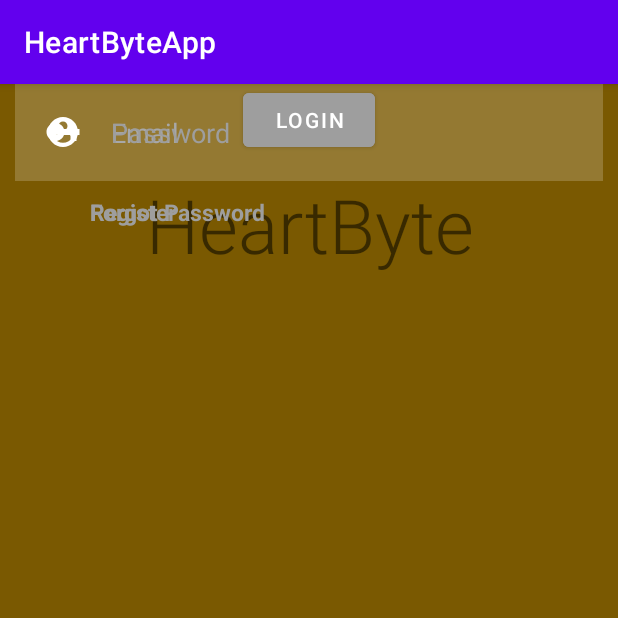
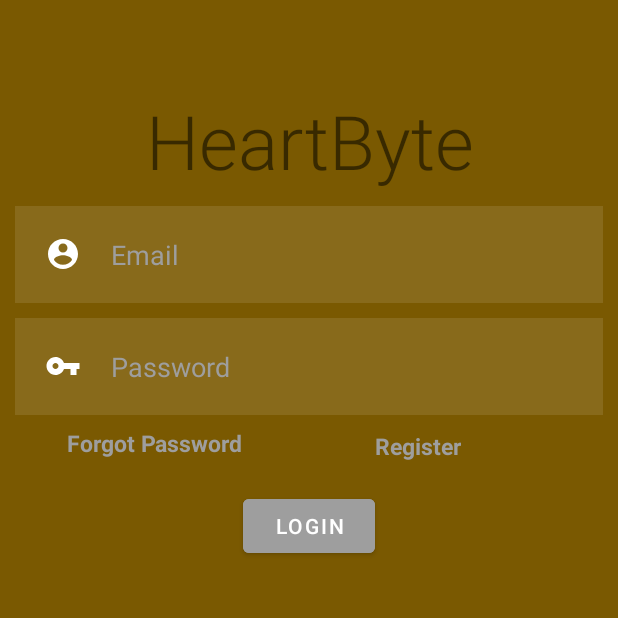
Before and after one commit to RobertW09/Senior-Design, an Android app: the screen it shows after launch (LoginActivity), on a phone screen of 412 x 824 dp, the top half of it. Run offline under Robolectric (Android 15) with nearby library versions, the phone set to English and light mode, and no system bars.

Commit message:
Login in format done
XD

```diff
--- a/AndroidApp/HeartByteApp/app/src/main/java/com/example/heartbyteapp/SplashScreenActivity.java
+++ b/AndroidApp/HeartByteApp/app/src/main/java/com/example/heartbyteapp/SplashScreenActivity.java
@@ -21,6 +21,6 @@ public class SplashScreenActivity extends AppCompatActivity {
 
                     finish();
                 }
-        },  3000);
+        },  1500);
     }
 }
--- a/AndroidApp/HeartByteApp/app/src/main/res/layout/activity_login.xml
+++ b/AndroidApp/HeartByteApp/app/src/main/res/layout/activity_login.xml
@@ -12,9 +12,9 @@
             android:layout_height="wrap_content"
             android:layout_width="match_parent"
             android:text= "@string/heartbyte"
-            android:textSize="50sp"
+            android:textSize="50dp"
             android:textAlignment="center"
-            android:layout_margin="60sp"
+            android:layout_margin="60dp"
             android:fontFamily="sans-serif-light"
             app:layout_constraintTop_toTopOf="parent"
             app:layout_constraintRight_toRightOf="parent"/>
@@ -31,8 +31,8 @@
         android:padding="20dp"
         android:textColor="@color/grey_font"
         android:textColorHint="@color/grey_font"
-        tools:layout_editor_absoluteX="16dp"
-        tools:layout_editor_absoluteY="237dp"
+        app:layout_constraintTop_toBottomOf="@id/LoginBanner"
+        android:layout_marginTop="40dp"
         android:drawableStart="@drawable/login_image"
         android:drawablePadding="20dp"/>
 
@@ -47,21 +47,21 @@
         android:padding="20dp"
         android:textColor="@color/grey_font"
         android:textColorHint="@color/grey_font"
-        tools:layout_editor_absoluteX="16dp"
-        tools:layout_editor_absoluteY="321dp"
+        app:layout_constraintTop_toBottomOf="@id/EmailLogin"
         android:drawableStart="@drawable/password_key"
         android:drawablePadding="20dp"/>
+
     <TextView
-        android:id ="@+id/forgot_password"
+        android:id="@+id/forgot_password"
         android:layout_width="wrap_content"
         android:layout_height="wrap_content"
+        android:layout_marginTop="8dp"
+        android:text="Forgot Password"
         android:textColor="@color/grey_font"
         android:textSize="15dp"
         android:textStyle="bold"
-        android:text="Forgot Password"
-        app:layout_constraintTop_toBottomOf="@id/passwordlogin"
-        app:layout_constraintLeft_toLeftOf="@id/LoginBanner"
-        android:layout_marginTop= "10sp"/>
+        app:layout_constraintRight_toLeftOf="@id/login_button"
+        app:layout_constraintTop_toBottomOf="@id/passwordlogin" />
 
     <TextView
         android:id="@+id/register"
@@ -71,9 +71,8 @@
         android:textColor="@color/grey_font"
         android:textSize="15dp"
         android:textStyle="bold"
-        app:layout_constraintStart_toStartOf="@id/LoginBanner"
+        app:layout_constraintLeft_toRightOf="@id/login_button"
         app:layout_constraintTop_toBottomOf="@id/passwordlogin"
-        tools:layout_editor_absoluteX="295dp"
         android:layout_marginTop = "10sp"/>
 
     <Button
@@ -86,7 +85,8 @@
         app:layout_constraintEnd_toEndOf="parent"
         app:layout_constraintHorizontal_bias="0.5"
         app:layout_constraintStart_toStartOf="parent"
-        tools:layout_editor_absoluteY="450dp"
+        app:layout_constraintTop_toBottomOf="@id/passwordlogin"
+        android:layout_marginTop="50dp"
         android:backgroundTint="@color/grey_font"/>
 
 
--- a/AndroidApp/HeartByteApp/app/src/main/res/values-night/themes.xml
+++ b/AndroidApp/HeartByteApp/app/src/main/res/values-night/themes.xml
@@ -1,6 +1,6 @@
 <resources xmlns:tools="http://schemas.android.com/tools">
     <!-- Base application theme. -->
-    <style name="Theme.HeartByteApp" parent="Theme.MaterialComponents.DayNight.DarkActionBar">
+    <style name="Theme.HeartByteApp" parent="Theme.MaterialComponents.DayNight.NoActionBar">
         <!-- Primary brand color. -->
         <item name="colorPrimary">@color/purple_200</item>
         <item name="colorPrimaryVariant">@color/purple_700</item>
--- a/AndroidApp/HeartByteApp/app/src/main/res/values/themes.xml
+++ b/AndroidApp/HeartByteApp/app/src/main/res/values/themes.xml
@@ -1,6 +1,6 @@
 <resources xmlns:tools="http://schemas.android.com/tools">
     <!-- Base application theme. -->
-    <style name="Theme.HeartByteApp" parent="Theme.MaterialComponents.DayNight.DarkActionBar">
+    <style name="Theme.HeartByteApp" parent="Theme.MaterialComponents.DayNight.NoActionBar">
         <!-- Primary brand color. -->
         <item name="colorPrimary">@color/purple_500</item>
         <item name="colorPrimaryVariant">@color/purple_700</item>
```
